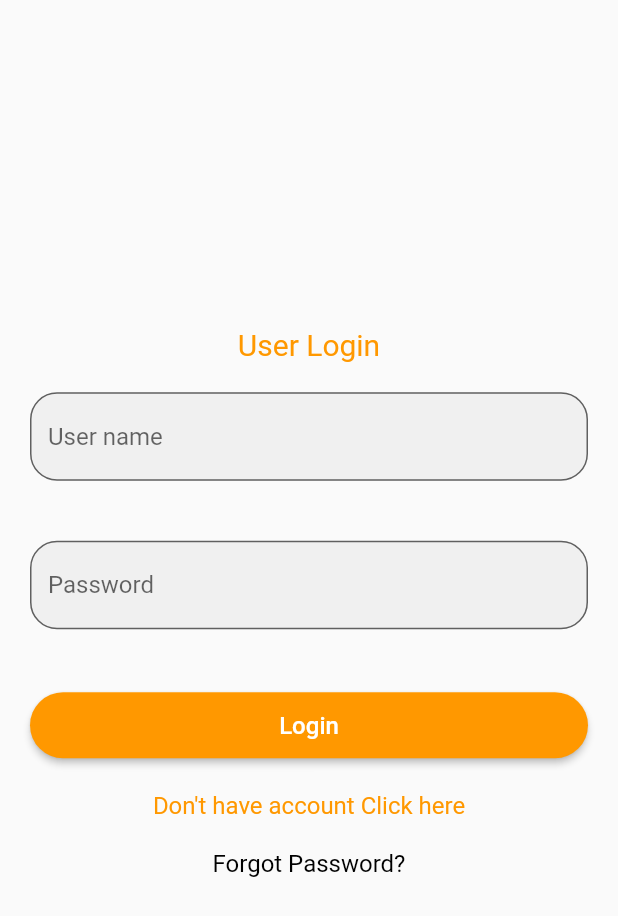
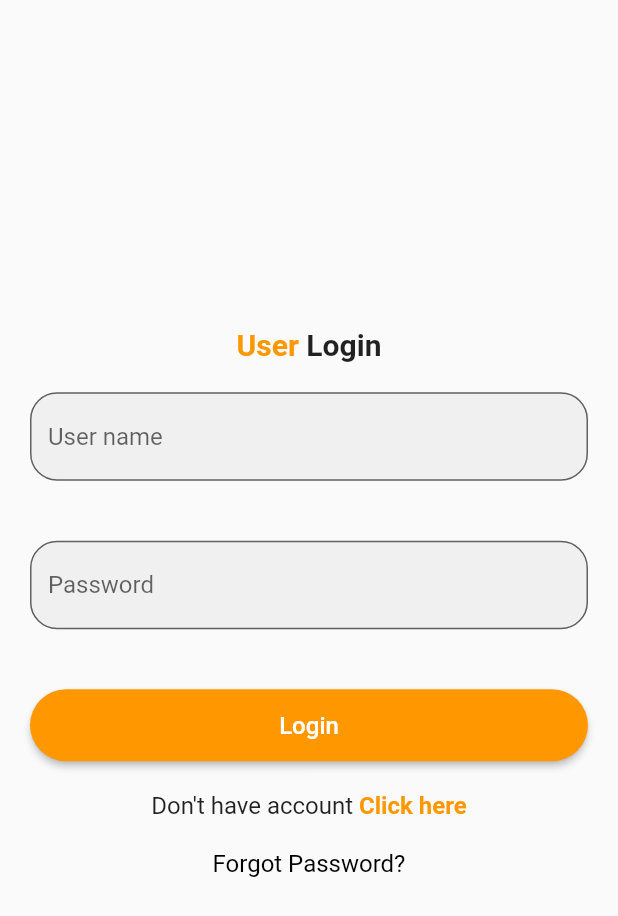
Before and after one commit to sandipgh19/FlutterRegisterLogin, a Flutter app: the screen it shows after launch, on a phone screen of 412 x 824 dp. Shown: the top 916 px of the screen. Run offline on Flutter 3.47's test engine with Material 2 defaults, Android fonts, the phone set to English and light mode, and no system bars.

Commit message:
refactor: add login,signup,forgot password UI

```diff
--- a/lib/main.dart
+++ b/lib/main.dart
@@ -1,4 +1,7 @@
 import 'package:flutter/material.dart';
+import 'package:registerLogin/forgotPassword.dart';
+import 'package:registerLogin/signup.dart';
+import 'package:flutter/gestures.dart';
 
 void main() {
   runApp(MyApp());
@@ -9,49 +12,23 @@ class MyApp extends StatelessWidget {
   @override
   Widget build(BuildContext context) {
     return MaterialApp(
-      title: 'Flutter Demo',
-      theme: ThemeData(
-        // This is the theme of your application.
-        //
-        // Try running your application with "flutter run". You'll see the
-        // application has a blue toolbar. Then, without quitting the app, try
-        // changing the primarySwatch below to Colors.green and then invoke
-        // "hot reload" (press "r" in the console where you ran "flutter run",
-        // or simply save your changes to "hot reload" in a Flutter IDE).
-        // Notice that the counter didn't reset back to zero; the application
-        // is not restarted.
-        primarySwatch: Colors.blue,
-        // This makes the visual density adapt to the platform that you run
-        // the app on. For desktop platforms, the controls will be smaller and
-        // closer together (more dense) than on mobile platforms.
-        visualDensity: VisualDensity.adaptivePlatformDensity,
-      ),
-      home: MyHomePage(title: 'Flutter Demo Home Page'),
+      home: MyHomePage(),
     );
   }
 }
 
 class MyHomePage extends StatefulWidget {
-  MyHomePage({Key key, this.title}) : super(key: key);
+  MyHomePage() : super();
 
   // This widget is the home page of your application. It is stateful, meaning
   // that it has a State object (defined below) that contains fields that affect
   // how it looks.
-
-  // This class is the configuration for the state. It holds the values (in this
-  // case the title) provided by the parent (in this case the App widget) and
-  // used by the build method of the State. Fields in a Widget subclass are
-  // always marked "final".
-
-  final String title;
 
   @override
   _MyHomePageState createState() => _MyHomePageState();
 }
 
 class _MyHomePageState extends State<MyHomePage> {
-
-
   @override
   Widget build(BuildContext context) {
     // This method is rerun every time setState is called, for instance as done
@@ -82,26 +59,33 @@ class _MyHomePageState extends State<MyHomePage> {
         mainAxisAlignment: MainAxisAlignment.center,
         children: <Widget>[
           new Container(
-              child: Text("User Login",
+                alignment: Alignment.center,
+                child: RichText(
+                    textAlign: TextAlign.center,
+                    text: TextSpan(children: <TextSpan>[
+                      TextSpan(
+                        text: "User ",
+                        style: TextStyle(color: Colors.orange, fontSize: 20, fontWeight: FontWeight.bold),
+                      ),
+                      TextSpan(
+                        text: "Login",
                         style: TextStyle(
+                            color: Colors.black87,
                             fontSize: 20,
-                color: Colors.orange,
-              ),
+                            fontWeight: FontWeight.bold),
+
                       )
-            ),
+                    ]))),
           new Container(
             margin: const EdgeInsets.all(20),
             child: TextField(
               keyboardType: TextInputType.text,
               decoration: InputDecoration(
                   border: new OutlineInputBorder(
-                  borderRadius: const BorderRadius.all(
-                    const Radius.circular(18.0)
-                  )
-                ),
+                      borderRadius:
+                          const BorderRadius.all(const Radius.circular(18.0))),
                   filled: true,
-                hintText: "User name"
-              ),
+                  hintText: "User name"),
             ),
           ),
           new Container(
@@ -110,53 +94,69 @@ class _MyHomePageState extends State<MyHomePage> {
               keyboardType: TextInputType.text,
               decoration: InputDecoration(
                   border: new OutlineInputBorder(
-                  borderRadius: const BorderRadius.all(
-                    const Radius.circular(18.0)
-                  )
-                ),
+                      borderRadius:
+                          const BorderRadius.all(const Radius.circular(18.0))),
                   filled: true,
-                hintText: "Password"
-              ),
+                  hintText: "Password"),
             ),
           ),
           new Container(
             margin: const EdgeInsets.all(20),
             child: new MaterialButton(
                 minWidth: double.infinity,
-                height: 44,
+                height: 48,
                 shape: new RoundedRectangleBorder(
-                  borderRadius: new BorderRadius.circular(30.0)
-                ),
+                    borderRadius: new BorderRadius.circular(30.0)),
                 color: Colors.orange,
                 onPressed: () {},
-                child: Text('Login',
-                style: TextStyle(
-                  color: Colors.white,
-                  fontSize: 16
-                  ),
-                )
-              ),
+                child: Text(
+                  'Login',
+                  style: TextStyle(color: Colors.white, fontSize: 16),
+                )),
           ),
           new Container(
-              child: Text("Don't have account Click here",
+              alignment: Alignment.center,
+              child: RichText(
+                  textAlign: TextAlign.center,
+                  text: TextSpan(children: <TextSpan>[
+                    TextSpan(
+                      text: "Don't have account ",
+                      style: TextStyle(color: Colors.black87, fontSize: 16),
+                    ),
+                    TextSpan(
+                      text: "Click here",
                       style: TextStyle(
+                          color: Colors.orange,
                           fontSize: 16,
-                color: Colors.orange
-              ),
+                          fontWeight: FontWeight.bold),
+                      recognizer: TapGestureRecognizer()
+                        ..onTap = () {
+                          _navigateToSignUpScreen(context);
+                        },
                     )
-            ),
+                  ]))),
           new Container(
               margin: const EdgeInsets.all(20),
-              child: Text("Forgot Password?",
-              style: TextStyle(
-                fontSize: 16,
-                color: Colors.black
-              ),
-              )
-            )
+              child: new GestureDetector(
+                  onTap: () {
+                    _navigateToForgotPasswordScreen(context);
+                  },
+                  child: Text(
+                    "Forgot Password?",
+                    style: TextStyle(fontSize: 16, color: Colors.black),
+                  )))
         ],
       ),
-      )
-    );
+    ));
+  }
+
+  void _navigateToSignUpScreen(BuildContext context) {
+    Navigator.of(context)
+        .push(MaterialPageRoute(builder: (context) => SignUpPage()));
+  }
+
+  void _navigateToForgotPasswordScreen(BuildContext context) {
+    Navigator.of(context)
+        .push(MaterialPageRoute(builder: (context) => ForgotPassword()));
   }
 }
```
Also changed, not shown: lib/forgotPassword.dart (added, +25 -0 lines), lib/signup.dart (added, +116 -0 lines). Lines whose indentation alone changed are shown as unchanged.
